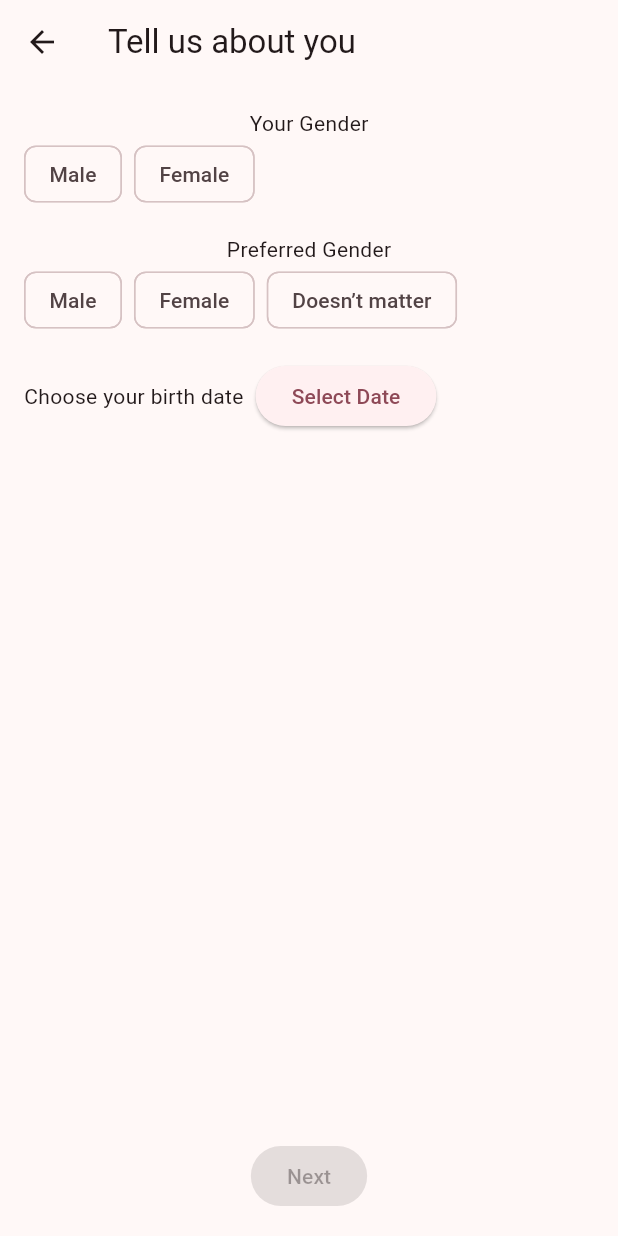
After one commit to MisABU148/SolarWindGolangFlutter, a Flutter app: the GenderAndBirthScreen screen opened directly, on a phone screen of 412 x 824 dp. The commit adds this screen. Run offline on Flutter 3.47's test engine with Material 3 defaults, Android fonts, the phone set to English and light mode, and no system bars; our stand-ins replace dio.

Commit message:
gender_and_birth_screen and registration service

```diff
--- a/frontend/solar_wind_flutter_app/lib/features/auth/data/models/city.dart
+++ b/frontend/solar_wind_flutter_app/lib/features/auth/data/models/city.dart
@@ -1,11 +1,11 @@
 class City {
-  final String id;
+  final int id;
   final String name;
 
   City({required this.id, required this.name});
 
   factory City.fromJson(Map<String, dynamic> json) => City(
-        id: json['id'].toString(),
+        id: json['id'],
         name: json['cityName'],
       );
 }
--- /dev/null
+++ b/frontend/solar_wind_flutter_app/lib/features/auth/data/models/registration_data.dart
@@ -0,0 +1,29 @@
+// lib/features/auth/data/models/registration_data.dart
+import '../models/city.dart';
+import '../models/sport.dart';
+
+class RegistrationData {
+  String? username;
+  String? description;
+  int? cityId;
+  List<int> sportId = [];
+  List<int> days = [1];
+  String? gender;
+  String? preferredGender;
+  DateTime? birthDate;
+
+  Map<String, dynamic> toJson() => {
+    "username": username,
+    "firstName": "firstName",
+    "lastName": "lastName",
+    "description": description,
+    "age": birthDate != null
+        ? '${birthDate!.year.toString().padLeft(4, '0')}-${birthDate!.month.toString().padLeft(2, '0')}-${birthDate!.day.toString().padLeft(2, '0')}'
+        : null,
+    "gender": gender,
+    "preferredGender": preferredGender,
+    "cityId": cityId,
+    "preferredGymTime": days,
+    "sportId": sportId
+  };
+}
--- a/frontend/solar_wind_flutter_app/lib/features/auth/data/models/sport.dart
+++ b/frontend/solar_wind_flutter_app/lib/features/auth/data/models/sport.dart
@@ -1,11 +1,11 @@
 class Sport {
-  final String id;
+  final int id;
   final String name;
 
   Sport({required this.id, required this.name});
 
   factory Sport.fromJson(Map<String, dynamic> json) => Sport(
-        id: json['id'].toString(),
+        id: json['id'],
         name: json['sportType'] ?? '',
       );
 
--- /dev/null
+++ b/frontend/solar_wind_flutter_app/lib/features/auth/presentation/screens/gender_and_birth_screen.dart
@@ -0,0 +1,106 @@
+import 'package:flutter/material.dart';
+
+class GenderAndBirthScreen extends StatefulWidget {
+  final void Function(String gender, String preferredGender, DateTime birthDate) onNext;
+
+  const GenderAndBirthScreen({super.key, required this.onNext});
+
+  @override
+  State<GenderAndBirthScreen> createState() => _GenderAndBirthScreenState();
+}
+
+class _GenderAndBirthScreenState extends State<GenderAndBirthScreen> {
+  String? gender;
+  String? preferredGender;
+  DateTime? birthDate;
+
+  void _selectDate() async {
+    final now = DateTime.now();
+    final picked = await showDatePicker(
+      context: context,
+      initialDate: DateTime(now.year - 18),
+      firstDate: DateTime(now.year - 100),
+      lastDate: now,
+    );
+
+    if (picked != null) {
+      setState(() => birthDate = picked);
+    }
+  }
+
+  bool get isValid =>
+      gender != null && preferredGender != null && birthDate != null;
+
+  @override
+  Widget build(BuildContext context) {
+    return Scaffold(
+      appBar: AppBar(title: const Text('Tell us about you')),
+      body: Padding(
+        padding: const EdgeInsets.all(16),
+        child: Column(
+          children: [
+            const Text('Your Gender'),
+            Row(
+              children: [
+                ChoiceChip(
+                  label: const Text('Male'),
+                  selected: gender == 'male',
+                  onSelected: (_) => setState(() => gender = 'male'),
+                ),
+                const SizedBox(width: 8),
+                ChoiceChip(
+                  label: const Text('Female'),
+                  selected: gender == 'female',
+                  onSelected: (_) => setState(() => gender = 'female'),
+                ),
+              ],
+            ),
+            const SizedBox(height: 16),
+            const Text('Preferred Gender'),
+            Row(
+              children: [
+                ChoiceChip(
+                  label: const Text('Male'),
+                  selected: preferredGender == 'male',
+                  onSelected: (_) => setState(() => preferredGender = 'male'),
+                ),
+                const SizedBox(width: 8),
+                ChoiceChip(
+                  label: const Text('Female'),
+                  selected: preferredGender == 'female',
+                  onSelected: (_) => setState(() => preferredGender = 'female'),
+                ),
+                const SizedBox(width: 8),
+                ChoiceChip(
+                  label: const Text('Doesn’t matter'),
+                  selected: preferredGender == 'any',
+                  onSelected: (_) => setState(() => preferredGender = 'any'),
+                ),
+              ],
+            ),
+            const SizedBox(height: 16),
+            Row(
+              children: [
+                Text(birthDate != null
+                    ? 'Birth Date: ${birthDate!.toLocal()}'.split(' ')[0]
+                    : 'Choose your birth date'),
+                const SizedBox(width: 8),
+                ElevatedButton(
+                  onPressed: _selectDate,
+                  child: const Text('Select Date'),
+                ),
+              ],
+            ),
+            const Spacer(),
+            ElevatedButton(
+              onPressed: isValid
+                  ? () => widget.onNext(gender!, preferredGender!, birthDate!)
+                  : null,
+              child: const Text('Next'),
+            ),
+          ],
+        ),
+      ),
+    );
+  }
+}
--- /dev/null
+++ b/frontend/solar_wind_flutter_app/lib/features/auth/presentation/state/registration_provider.dart
@@ -0,0 +1,57 @@
+// lib/features/auth/presentation/state/registration_provider.dart
+import 'package:flutter/foundation.dart';
+import '../../data/models/registration_data.dart';
+import '../../data/models/city.dart';
+import '../../data/models/sport.dart';
+
+class RegistrationProvider extends ChangeNotifier {
+  final RegistrationData _data = RegistrationData();
+
+  RegistrationData get data => _data;
+
+  void setName(String name) {
+    _data.username = name;
+    notifyListeners();
+  }
+
+  void setAbout(String about) {
+    _data.description = about;
+    notifyListeners();
+  }
+
+  void setCity(City city) {
+    _data.cityId = city.id;
+    notifyListeners();
+  }
+
+  void setSports(List<Sport> sports) {
+    _data.sportId = sports.map((s) => s.id).toList();
+    notifyListeners();
+  }
+
+  void setGender(String gender) {
+  _data.gender = gender;
+  notifyListeners();
+}
+
+void setPreferredGender(String preferredGender) {
+  _data.preferredGender = preferredGender;
+  notifyListeners();
+}
+
+void setBirthDate(DateTime date) {
+  _data.birthDate = date;
+  notifyListeners();
+}
+
+void reset() {
+  _data.username = null;
+  _data.description = null;
+  _data.cityId = null;
+  _data.gender = null;
+  _data.preferredGender = null;
+  _data.birthDate = null;
+  _data.sportId.clear();
+  notifyListeners();
+}
+}
--- a/frontend/solar_wind_flutter_app/pubspec.yaml
+++ b/frontend/solar_wind_flutter_app/pubspec.yaml
@@ -46,6 +46,7 @@ dev_dependencies:
   # package. See that file for information about deactivating specific lint
   # rules and activating additional ones.
   flutter_lints: ^5.0.0
+  provider: ^6.1.1
 
 # For information on the generic Dart part of this file, see the
 # following page: https://dart.dev/tools/pub/pubspec
```
Also changed, not shown: frontend/solar_wind_flutter_app/lib/app.dart (+37 -5 lines), frontend/solar_wind_flutter_app/lib/features/auth/data/services/registration_service.dart (added, +27 -0 lines), frontend/solar_wind_flutter_app/lib/features/feed/models/user.dart (added, +26 -0 lines), frontend/solar_wind_flutter_app/lib/features/feed/presentation/screen/user_feed_screen.dart (added, +123 -0 lines), frontend/solar_wind_flutter_app/lib/features/feed/services/feed_service.dart (added, +26 -0 lines), frontend/solar_wind_flutter_app/lib/main.dart (+8 -1 lines), frontend/solar_wind_flutter_app/pubspec.lock.
